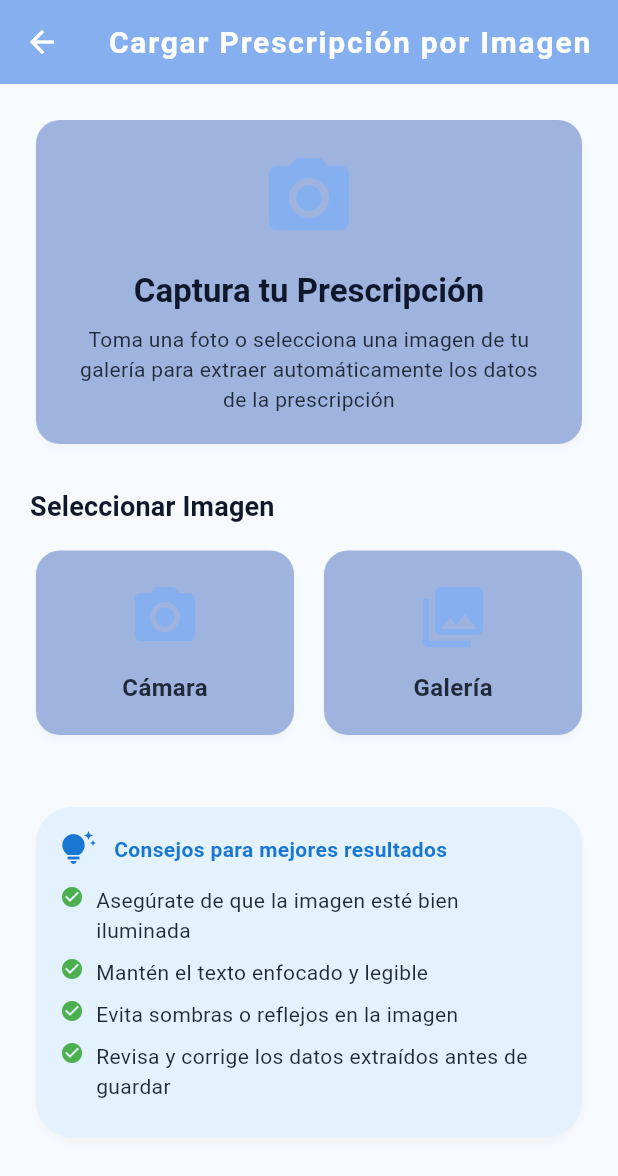
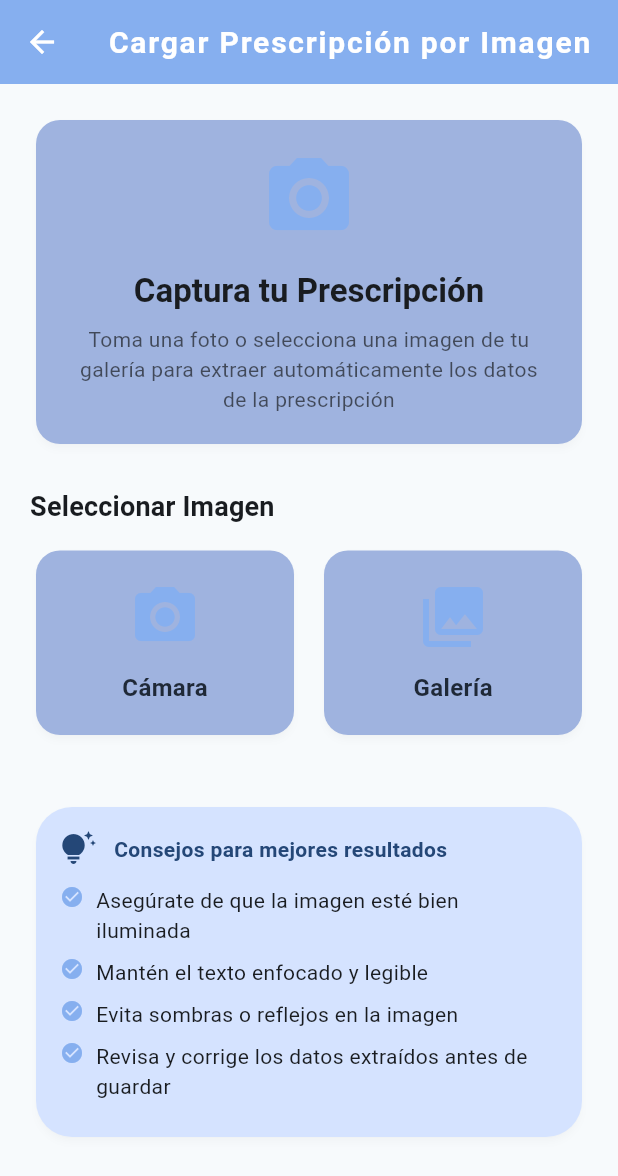
Before and after one commit to G-33-movile-applications/flutter, a Flutter app: the UploadPrescriptionPage screen opened by its route, after a tap on "Cargar por Imagen", on a phone screen of 412 x 824 dp. Shown: the top 1176 px of the screen. Run offline on Flutter 3.47's test engine with Material 3 defaults, Android fonts, the phone set to English and light mode, and no system bars; our stand-ins replace battery_plus, cloud_firestore, file_picker, firebase_auth, firebase_core, fluttertoast and 6 more; missing offline and left inert: flutter_nfc_kit, google_mlkit_text_recognition, ndef, syncfusion_flutter_pdf; accounts and stored records are empty; Roboto replaces fonts that are missing (Balsamiq Sans, Poetsen One).

Commit message:
upload - map

```diff
--- a/mymeds/lib/ui/upload/ocr_upload_page.dart
+++ b/mymeds/lib/ui/upload/ocr_upload_page.dart
@@ -470,24 +470,32 @@ class _OcrUploadPageState extends State<OcrUploadPage> {
               _buildFieldStatus('Medicamentos', '${(parsedData['medications'] as List?)?.length ?? 0} encontrados'),
 
               const SizedBox(height: 16),
-              Container(
+              Builder(
+                builder: (context) {
+                  final theme = Theme.of(context);
+                  return Container(
                     padding: const EdgeInsets.all(8),
                     decoration: BoxDecoration(
-                  color: Colors.blue.shade50,
+                      color: theme.colorScheme.primary.withOpacity(0.1),
                       borderRadius: BorderRadius.circular(8),
                     ),
-                child: const Row(
-                  children: [
-                    Icon(Icons.info_outline, size: 16, color: Colors.blue),
-                    SizedBox(width: 8),
+                    child: Row(
+                      children: [
+                        Icon(Icons.info_outline, size: 16, color: theme.colorScheme.primary),
+                        const SizedBox(width: 8),
                         Expanded(
                           child: Text(
                             'Puedes editar todos los campos en el formulario de abajo.',
-                        style: TextStyle(fontSize: 12),
-                      ),
-                    ),
-                  ],
-                ),
+                            style: TextStyle(
+                              fontSize: 12,
+                              color: theme.colorScheme.onSurface,
+                            ),
+                          ),
+                        ),
+                      ],
+                    ),
+                  );
+                },
               ),
             ],
           ),
@@ -512,7 +520,10 @@ class _OcrUploadPageState extends State<OcrUploadPage> {
 
     return Padding(
       padding: const EdgeInsets.only(bottom: 8),
-      child: Row(
+      child: Builder(
+        builder: (context) {
+          final theme = Theme.of(context);
+          return Row(
             children: [
               Icon(
                 detected ? Icons.check_circle : Icons.cancel,
@@ -525,11 +536,13 @@ class _OcrUploadPageState extends State<OcrUploadPage> {
                   '$label: ${detected ? (value is DateTime ? 'Detectado' : value.toString()) : 'No detectado'}',
                   style: TextStyle(
                     fontSize: 13,
-                color: detected ? Colors.black87 : Colors.red.shade700,
-              ),
-            ),
-          ),
-        ],
+                    color: detected ? theme.colorScheme.onSurface : Colors.red.shade700,
+                  ),
+                ),
+              ),
+            ],
+          );
+        },
       ),
     );
   }
@@ -934,24 +947,32 @@ class _OcrUploadPageState extends State<OcrUploadPage> {
           children: [
             Text(message),
             const SizedBox(height: 16),
-            Container(
+            Builder(
+              builder: (context) {
+                final theme = Theme.of(context);
+                return Container(
                   padding: const EdgeInsets.all(12),
                   decoration: BoxDecoration(
-                color: Colors.orange.shade50,
+                    color: theme.colorScheme.secondary.withOpacity(0.1),
                     borderRadius: BorderRadius.circular(8),
                   ),
                   child: Row(
                     children: [
-                  Icon(Icons.info_outline, color: Colors.orange.shade700, size: 20),
+                      Icon(Icons.info_outline, color: theme.colorScheme.secondary, size: 20),
                       const SizedBox(width: 8),
-                  const Expanded(
+                      Expanded(
                         child: Text(
                           'Los permisos son necesarios para el correcto funcionamiento de la app.',
-                      style: TextStyle(fontSize: 12),
-                    ),
-                  ),
-                ],
-              ),
+                          style: TextStyle(
+                            fontSize: 12,
+                            color: theme.colorScheme.onSurface.withOpacity(0.8),
+                          ),
+                        ),
+                      ),
+                    ],
+                  ),
+                );
+              },
             ),
           ],
         ),
@@ -1063,7 +1084,7 @@ class _OcrUploadPageState extends State<OcrUploadPage> {
                       'Captura tu Prescripción',
                       style: theme.textTheme.titleLarge?.copyWith(
                         fontWeight: FontWeight.bold,
-                        color: AppTheme.textPrimary,
+                        color: theme.colorScheme.onSurface,
                       ),
                     ),
                     const SizedBox(height: 8),
@@ -1071,7 +1092,7 @@ class _OcrUploadPageState extends State<OcrUploadPage> {
                       'Toma una foto o selecciona una imagen de tu galería para extraer automáticamente los datos de la prescripción',
                       textAlign: TextAlign.center,
                       style: theme.textTheme.bodyMedium?.copyWith(
-                        color: AppTheme.textSecondary,
+                        color: theme.colorScheme.onSurface.withOpacity(0.7),
                       ),
                     ),
                   ],
@@ -1084,12 +1105,12 @@ class _OcrUploadPageState extends State<OcrUploadPage> {
             // Multi-Image Info Card
             if (_selectedImages.isNotEmpty) ...[
               Card(
-                color: AppTheme.primaryColor.withOpacity(0.1),
+                color: theme.colorScheme.primary.withOpacity(0.1),
                 child: Padding(
                   padding: const EdgeInsets.all(12),
                   child: Row(
                     children: [
-                      Icon(Icons.collections, color: AppTheme.primaryColor),
+                      Icon(Icons.collections, color: theme.colorScheme.primary),
                       const SizedBox(width: 12),
                       Expanded(
                         child: Text(
@@ -1097,7 +1118,7 @@ class _OcrUploadPageState extends State<OcrUploadPage> {
                               ? 'Puedes agregar ${_maxImages - _selectedImages.length} imagen(es) más'
                               : 'Máximo de imágenes alcanzado',
                           style: TextStyle(
-                            color: AppTheme.primaryColor,
+                            color: theme.colorScheme.onSurface,
                             fontWeight: FontWeight.w600,
                           ),
                         ),
@@ -1105,7 +1126,7 @@ class _OcrUploadPageState extends State<OcrUploadPage> {
                       Text(
                         '${_selectedImages.length}/$_maxImages',
                         style: TextStyle(
-                          color: AppTheme.primaryColor,
+                          color: theme.colorScheme.onSurface,
                           fontWeight: FontWeight.bold,
                           fontSize: 16,
                         ),
@@ -1123,6 +1144,7 @@ class _OcrUploadPageState extends State<OcrUploadPage> {
                 _selectedImages.isEmpty ? 'Seleccionar Imagen' : 'Agregar Más Imágenes',
                 style: theme.textTheme.titleMedium?.copyWith(
                   fontWeight: FontWeight.bold,
+                  color: theme.colorScheme.onSurface,
                 ),
               ),
               const SizedBox(height: 12),
@@ -1151,18 +1173,18 @@ class _OcrUploadPageState extends State<OcrUploadPage> {
             // Show message when max images reached
             if (_selectedImages.length >= _maxImages) ...[
               Card(
-                color: Colors.orange.shade50,
+                color: theme.colorScheme.secondary.withOpacity(0.1),
                 child: Padding(
                   padding: const EdgeInsets.all(16),
                   child: Row(
                     children: [
-                      Icon(Icons.info_outline, color: Colors.orange.shade700),
+                      Icon(Icons.info_outline, color: theme.colorScheme.secondary),
                       const SizedBox(width: 12),
                       Expanded(
                         child: Text(
                           'Máximo $_maxImages imágenes alcanzado. Elimina una imagen para agregar otra.',
                           style: TextStyle(
-                            color: Colors.orange.shade900,
+                            color: theme.colorScheme.onSurface,
                             fontWeight: FontWeight.w500,
                           ),
                         ),
@@ -1202,6 +1224,7 @@ class _OcrUploadPageState extends State<OcrUploadPage> {
                     'Imágenes Seleccionadas',
                     style: theme.textTheme.titleMedium?.copyWith(
                       fontWeight: FontWeight.bold,
+                      color: theme.colorScheme.onSurface,
                     ),
                   ),
                   Text(
@@ -1273,6 +1296,7 @@ class _OcrUploadPageState extends State<OcrUploadPage> {
                 'Datos de la Prescripción',
                 style: theme.textTheme.titleMedium?.copyWith(
                   fontWeight: FontWeight.bold,
+                  color: theme.colorScheme.onSurface,
                 ),
               ),
               const SizedBox(height: 12),
@@ -1341,6 +1365,7 @@ class _OcrUploadPageState extends State<OcrUploadPage> {
                     'Medicamentos',
                     style: theme.textTheme.titleMedium?.copyWith(
                       fontWeight: FontWeight.bold,
+                      color: theme.colorScheme.onSurface,
                     ),
                   ),
                   ElevatedButton.icon(
@@ -1396,7 +1421,7 @@ class _OcrUploadPageState extends State<OcrUploadPage> {
 
             // Help Section
             Card(
-              color: Colors.blue.shade50,
+              color: theme.colorScheme.primaryContainer,
               child: Padding(
                 padding: const EdgeInsets.all(16),
                 child: Column(
@@ -1404,13 +1429,13 @@ class _OcrUploadPageState extends State<OcrUploadPage> {
                   children: [
                     Row(
                       children: [
-                        Icon(Icons.tips_and_updates, color: Colors.blue.shade700),
+                        Icon(Icons.tips_and_updates, color: theme.colorScheme.onPrimaryContainer),
                         const SizedBox(width: 12),
                         Text(
                           'Consejos para mejores resultados',
                           style: TextStyle(
                             fontWeight: FontWeight.bold,
-                            color: Colors.blue.shade700,
+                            color: theme.colorScheme.onPrimaryContainer,
                           ),
                         ),
                       ],
@@ -1600,19 +1625,27 @@ class _OcrUploadPageState extends State<OcrUploadPage> {
   Widget _buildHelpItem(String text) {
     return Padding(
       padding: const EdgeInsets.only(bottom: 8),
-      child: Row(
+      child: Builder(
+        builder: (context) {
+          final theme = Theme.of(context);
+          return Row(
             crossAxisAlignment: CrossAxisAlignment.start,
             children: [
-          const Icon(Icons.check_circle, size: 16, color: Colors.green),
+              Icon(Icons.check_circle, size: 16, color: theme.colorScheme.primary),
               const SizedBox(width: 8),
               Expanded(
                 child: Text(
                   text,
-              style: const TextStyle(fontSize: 14),
-            ),
-          ),
-        ],
-      ),
-    );
-  }
-}
+                  style: TextStyle(
+                    fontSize: 14,
+                    color: theme.colorScheme.onSurface,
+                  ),
+                ),
+              ),
+            ],
+          );
+        },
+      ),
+    );
+  }
+}
--- a/mymeds/lib/ui/upload/pdf_upload_page.dart
+++ b/mymeds/lib/ui/upload/pdf_upload_page.dart
@@ -185,7 +185,10 @@ class _PdfUploadPageState extends State<PdfUploadPage> {
                         ),
                         child: Text(
                           const JsonEncoder.withIndent("  ").convert(pdfAsJson),
-                          style: const TextStyle(fontSize: 12),
+                          style: TextStyle(
+                            fontSize: 12,
+                            color: theme.colorScheme.onSurface,
+                          ),
                         ),
                       ),
                   ],
--- a/mymeds/lib/ui/upload/upload_prescription.dart
+++ b/mymeds/lib/ui/upload/upload_prescription.dart
@@ -105,14 +105,14 @@ class UploadPrescriptionPage extends StatelessWidget {
                   children: [
                     Row(
                       children: [
-                        Icon(Icons.info_outline, color: Colors.blue.shade700),
+                        Icon(Icons.info_outline, color: theme.colorScheme.primary),
                         const SizedBox(width: 12),
                         Text(
                           '¿Necesitas ayuda?',
                           style: TextStyle(
                             fontWeight: FontWeight.bold,
                             fontSize: 16,
-                            color: Colors.blue.shade700,
+                            color: theme.colorScheme.primary,
                           ),
                         ),
                       ],
@@ -219,7 +219,7 @@ class UploadPrescriptionPage extends StatelessWidget {
               // Arrow Icon
               Icon(
                 Icons.arrow_forward_ios,
-                color: theme.colorScheme.onSurface.withOpacity(0.4),
+                color: theme.colorScheme.onSurface.withOpacity(0.6),
                 size: 20,
               ),
             ],
@@ -232,18 +232,26 @@ class UploadPrescriptionPage extends StatelessWidget {
   Widget _buildHelpItem(String text) {
     return Padding(
       padding: const EdgeInsets.only(bottom: 8),
-      child: Row(
+      child: Builder(
+        builder: (context) {
+          final theme = Theme.of(context);
+          return Row(
             crossAxisAlignment: CrossAxisAlignment.start,
             children: [
-          const Icon(Icons.check_circle, size: 18, color: Colors.green),
+              Icon(Icons.check_circle, size: 18, color: theme.colorScheme.primary),
               const SizedBox(width: 8),
               Expanded(
                 child: Text(
                   text,
-              style: const TextStyle(fontSize: 14),
+                  style: TextStyle(
+                    fontSize: 14,
+                    color: theme.colorScheme.onSurface,
+                  ),
                 ),
               ),
             ],
+          );
+        },
       ),
     );
   }
```
Also changed, not shown: mymeds/lib/ui/auth/login_screen.dart (+19 -2 lines), mymeds/lib/ui/prescriptions/prescriptions_list_widget.dart (+41 -34 lines), mymeds/lib/ui/profile/profile_screen.dart (+18 -1 lines), mymeds/lib/ui/stats/user_stats_screen.dart (+44 -45 lines), mymeds/lib/ui/upload/nfc_upload_page.dart (+16 -10 lines), mymeds/lib/ui/upload/widgets/prescription_preview_widget.dart (+36 -37 lines). Lines whose indentation alone changed are shown as unchanged.
